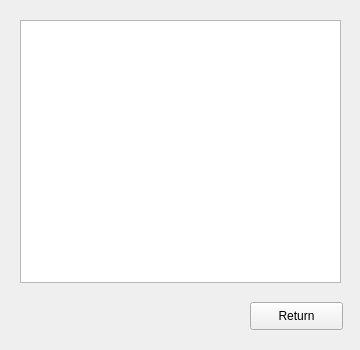
This is jordan/stadiumdetails.ui in tyler949/CS1D-SecondProject as Qt 5 draws it before an edit. The edited form follows.
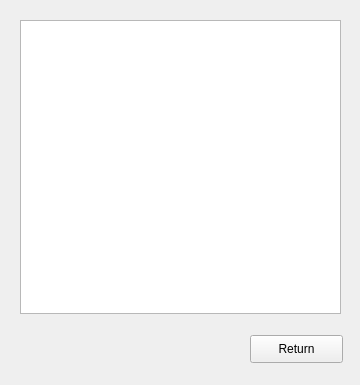
This is the edited form.

What changed in the file:
```diff
--- a/jordan/stadiumdetails.ui
+++ b/jordan/stadiumdetails.ui
@@ -7,7 +7,7 @@
     <x>0</x>
     <y>0</y>
     <width>360</width>
-    <height>350</height>
+    <height>385</height>
    </rect>
   </property>
   <property name="windowTitle">
@@ -17,7 +17,7 @@
    <property name="geometry">
     <rect>
      <x>250</x>
-     <y>302</y>
+     <y>335</y>
      <width>93</width>
      <height>28</height>
     </rect>
@@ -32,7 +32,7 @@
      <x>20</x>
      <y>20</y>
      <width>321</width>
-     <height>263</height>
+     <height>294</height>
     </rect>
    </property>
   </widget>
```
